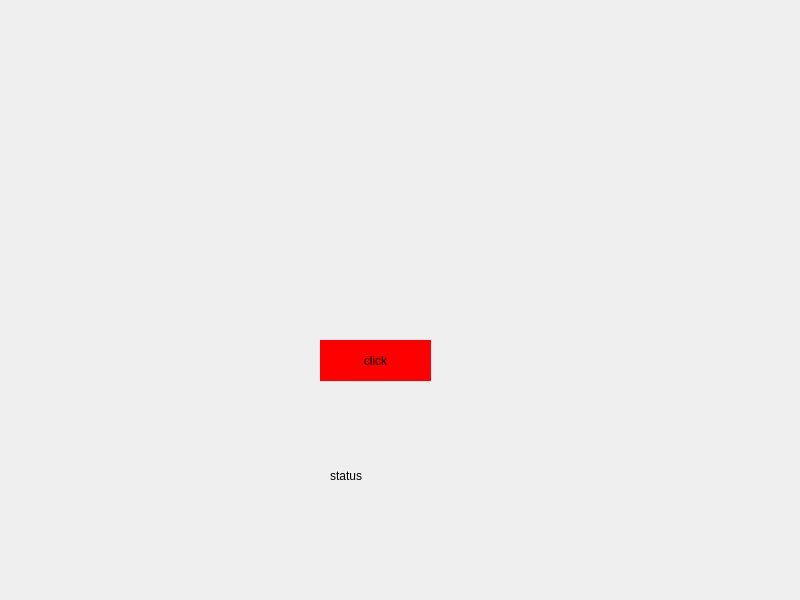
Before: the Qt Designer form mainwindow.ui in adnanenet/moroccan-card-game, drawn with Qt 5.
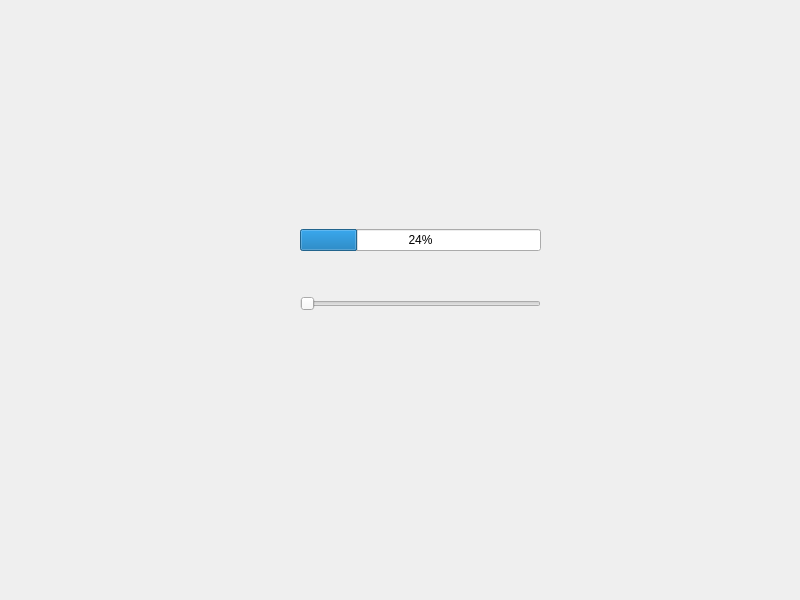
After: the same form once the commit is applied.

Patch:
```diff
--- a/mainwindow.ui
+++ b/mainwindow.ui
@@ -20,34 +20,31 @@
    <string notr="true">body {background-color: rgb(170, 0, 0);}</string>
   </property>
   <widget class="QWidget" name="centralwidget">
-   <widget class="QPushButton" name="pushButton">
+   <widget class="QWidget" name="">
     <property name="geometry">
      <rect>
-      <x>320</x>
-      <y>340</y>
-      <width>111</width>
-      <height>41</height>
+      <x>300</x>
+      <y>190</y>
+      <width>241</width>
+      <height>161</height>
      </rect>
     </property>
-    <property name="styleSheet">
-     <string notr="true">background-color: rgba(255, 0, 0, 255); border: none;</string>
-    </property>
-    <property name="text">
-     <string>click</string>
-    </property>
-   </widget>
-   <widget class="QLabel" name="label">
-    <property name="geometry">
-     <rect>
-      <x>330</x>
-      <y>450</y>
-      <width>151</width>
-      <height>51</height>
-     </rect>
-    </property>
-    <property name="text">
-     <string>status</string>
-    </property>
+    <layout class="QVBoxLayout" name="verticalLayout">
+     <item>
+      <widget class="QProgressBar" name="progressBar">
+       <property name="value">
+        <number>24</number>
+       </property>
+      </widget>
+     </item>
+     <item>
+      <widget class="QSlider" name="horizontalSlider">
+       <property name="orientation">
+        <enum>Qt::Horizontal</enum>
+       </property>
+      </widget>
+     </item>
+    </layout>
    </widget>
   </widget>
  </widget>
```
Left out of the diff: 35 changed lines with no effect on the pictures.
